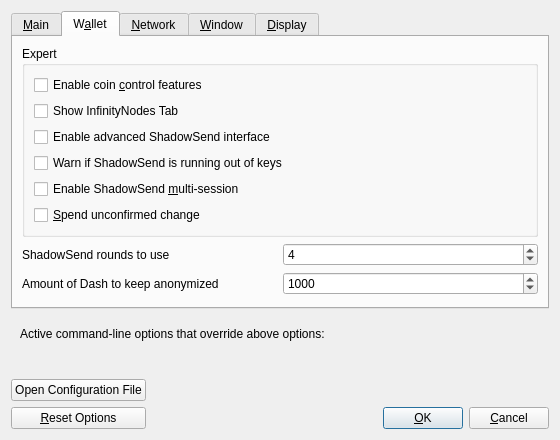
The window that src/qt/forms/optionsdialog.ui (barrystyle/SUQA-0.17.1) describes before a commit, drawn with Qt 5.
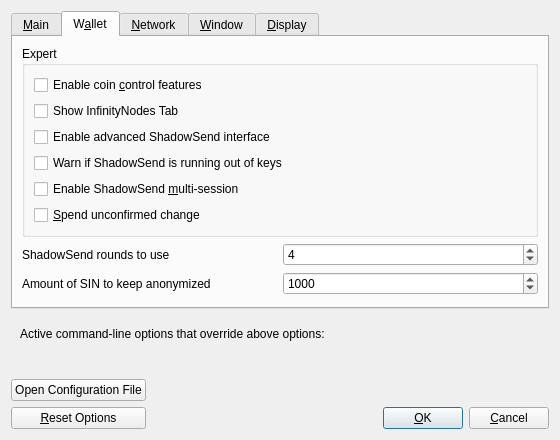
The same window after the commit. The open tabs and pages were chosen to show the change. Custom widgets are drawn as their Qt base class.

What changed in the file:
```diff
--- a/src/qt/forms/optionsdialog.ui
+++ b/src/qt/forms/optionsdialog.ui
@@ -316,7 +316,7 @@
             <string notr="true"/>
            </property>
            <property name="text">
-            <string>Amount of Dash to keep anonymized</string>
+            <string>Amount of SIN to keep anonymized</string>
            </property>
           </widget>
          </item>
```
